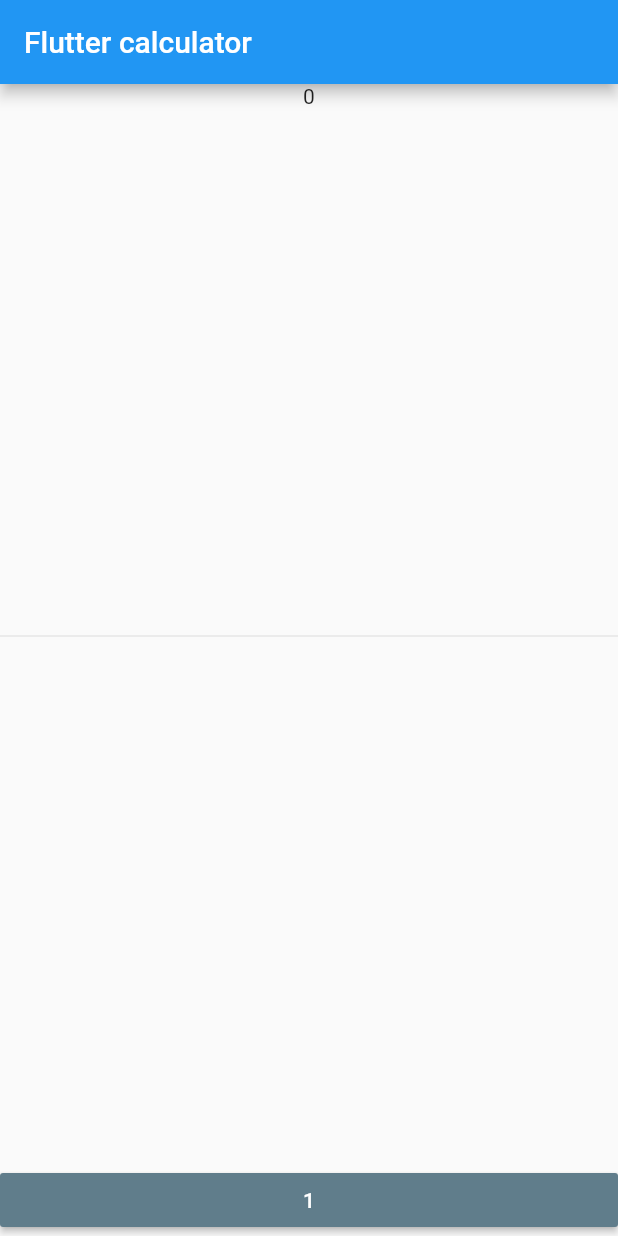
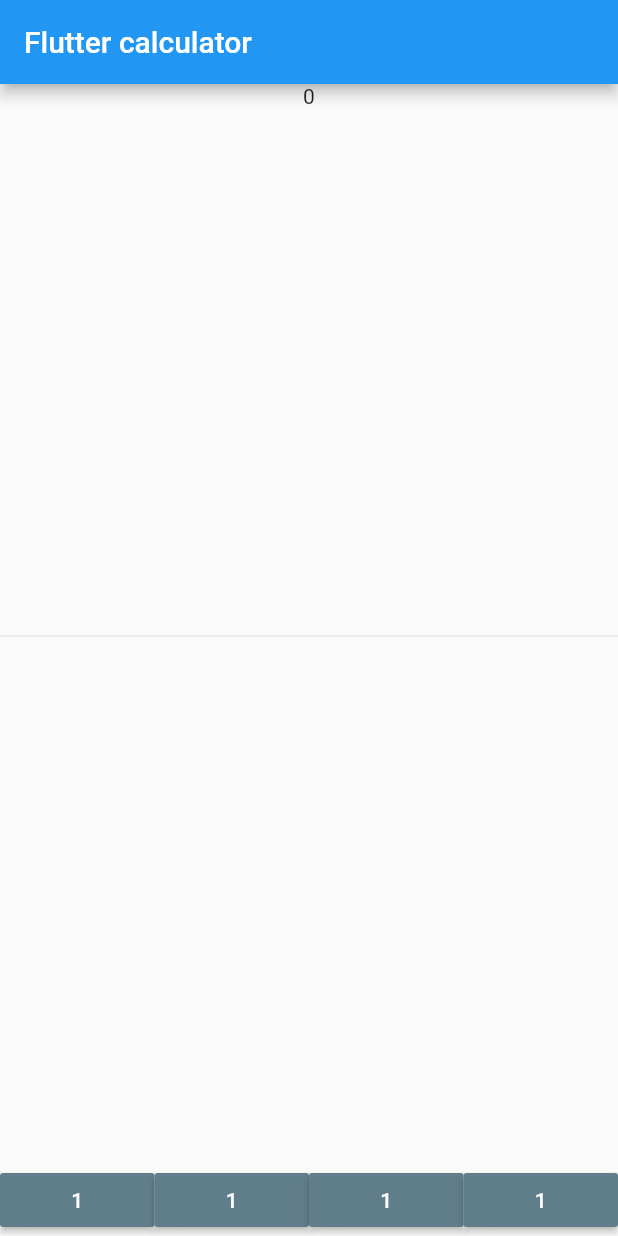
Before and after one commit to fahimulshimul/flutter_calculator, a Flutter app: the screen it shows after launch, on a phone screen of 412 x 824 dp. Run offline on Flutter 3.47's test engine with Material 2 defaults, Android fonts, the phone set to English and light mode, and no system bars.

Commit message:
create buildButton function

```diff
--- a/lib/main.dart
+++ b/lib/main.dart
@@ -27,6 +27,17 @@ class MyHomePage extends StatefulWidget {
 }
 
 class _MyHomePageState extends State<MyHomePage> {
+  Widget buildButton() {
+    return new Expanded(
+      child: new MaterialButton(
+        child: new Text("1"),
+        onPressed: () => {},
+        color: Colors.blueGrey,
+        textColor: Colors.white,
+      ),
+    );
+  }
+
   @override
   Widget build(BuildContext context) {
     return Scaffold(
@@ -42,14 +53,10 @@ class _MyHomePageState extends State<MyHomePage> {
             ),
             new Row(
               children: [
-                new Expanded(
-                  child: new MaterialButton(
-                    child: new Text("1"),
-                    onPressed: () => {},
-                    color: Colors.blueGrey,
-                    textColor: Colors.white,
-                  ),
-                ),
+                buildButton(),
+                buildButton(),
+                buildButton(),
+                buildButton()
               ],
             )
           ],
```
